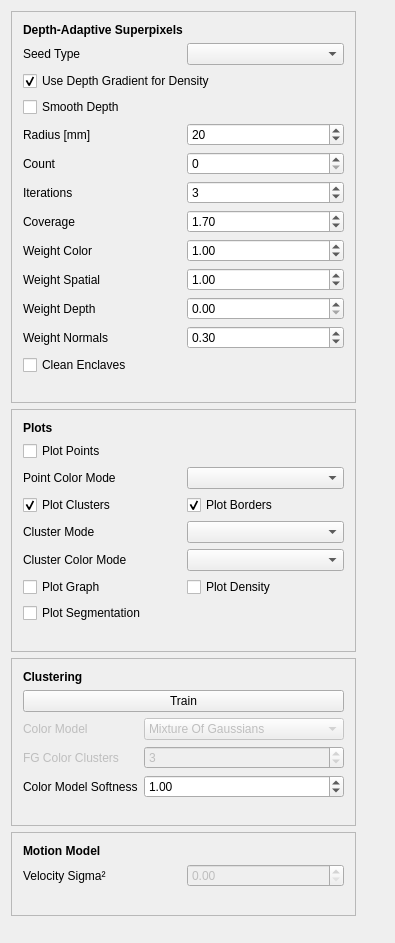
Above: dasp_gui/WdgtSuperpixelParameters.ui from Danvil/dasp before the change. Below: the same form after it.
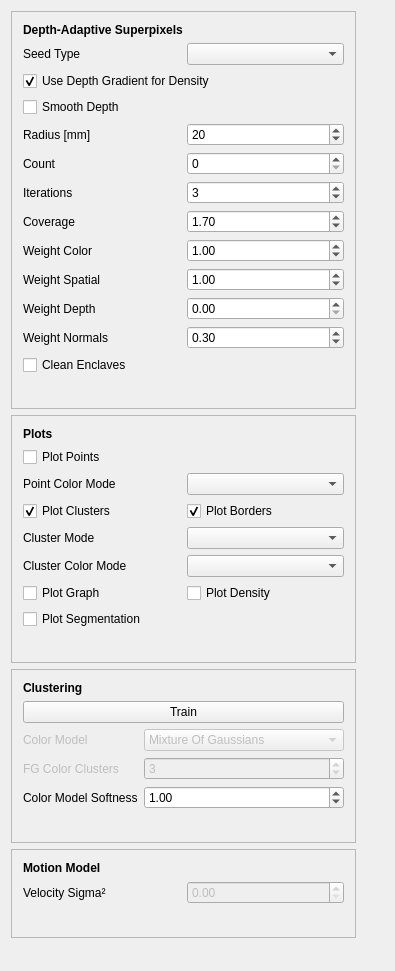
That is the form after the change.

Commit message: Increased max iteration

The edit to the form file:
```diff
--- a/dasp_gui/WdgtSuperpixelParameters.ui
+++ b/dasp_gui/WdgtSuperpixelParameters.ui
@@ -7,7 +7,7 @@
     <x>0</x>
     <y>0</y>
     <width>395</width>
-    <height>943</height>
+    <height>971</height>
    </rect>
   </property>
   <property name="windowTitle">
```
Left out of the diff: 2 changed lines with no effect on the pictures.
